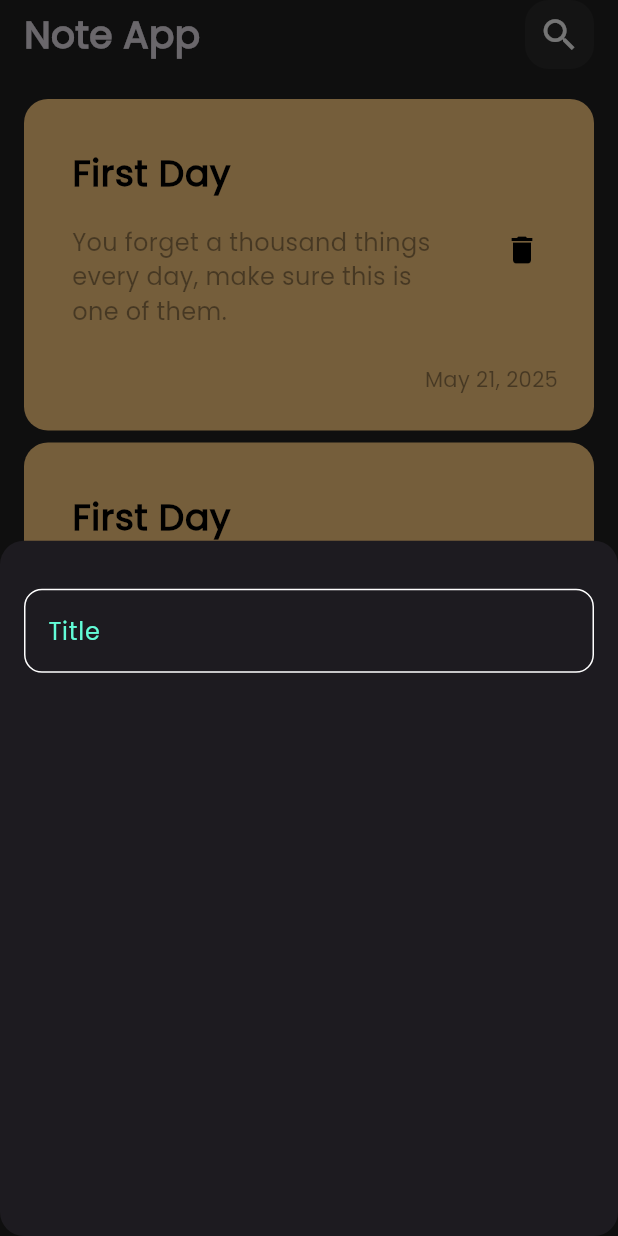
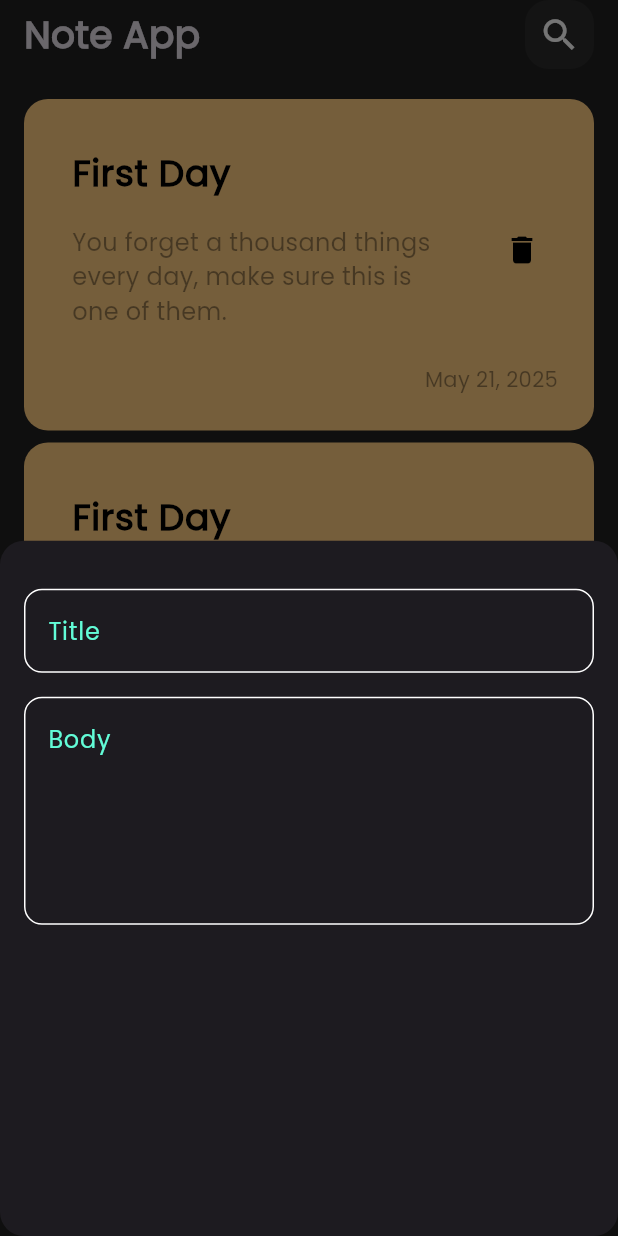
Before and after one commit to IMarooz/note_app, a Flutter app: the screen it shows after launch, after a tap on the "add" icon, on a phone screen of 412 x 824 dp. Run offline on Flutter 3.47's test engine with Material 3 defaults, Android fonts, the phone set to English and light mode, and no system bars.

Commit message:
Add fields to bottom sheet

```diff
--- a/lib/views/widgets/add_note_bottom_sheet.dart
+++ b/lib/views/widgets/add_note_bottom_sheet.dart
@@ -8,7 +8,14 @@ class AddNoteBottomSheet extends StatelessWidget {
   Widget build(BuildContext context) {
     return Padding(
       padding: const EdgeInsets.symmetric(horizontal: 16.0),
-      child: Column(children: [SizedBox(height: 32), CustomTextField()]),
+      child: Column(
+        children: [
+          SizedBox(height: 32),
+          CustomTextField(hint: "Title"),
+          SizedBox(height: 16),
+          CustomTextField(hint: "Body", maxLines: 5),
+        ],
+      ),
     );
   }
 }
--- a/lib/views/widgets/custom_text_field.dart
+++ b/lib/views/widgets/custom_text_field.dart
@@ -2,14 +2,17 @@ import 'package:flutter/material.dart';
 import 'package:note_app_tharwat/constants.dart';
 
 class CustomTextField extends StatelessWidget {
-  const CustomTextField({super.key});
+  const CustomTextField({super.key, required this.hint, this.maxLines = 1});
+  final String hint;
+  final int maxLines;
 
   @override
   Widget build(BuildContext context) {
     return TextField(
+      maxLines: maxLines,
       cursorColor: kPrimaryColor,
       decoration: InputDecoration(
-        hintText: "Title",
+        hintText: hint,
         hintStyle: const TextStyle(color: kPrimaryColor),
         border: buildBorder(),
         enabledBorder: buildBorder(),
@@ -20,8 +23,8 @@ class CustomTextField extends StatelessWidget {
 
   OutlineInputBorder buildBorder([color]) {
     return OutlineInputBorder(
-        borderRadius: BorderRadius.circular(12),
-        borderSide: BorderSide(color: color ?? Colors.white)
-        );
+      borderRadius: BorderRadius.circular(12),
+      borderSide: BorderSide(color: color ?? Colors.white),
+    );
   }
 }
```
